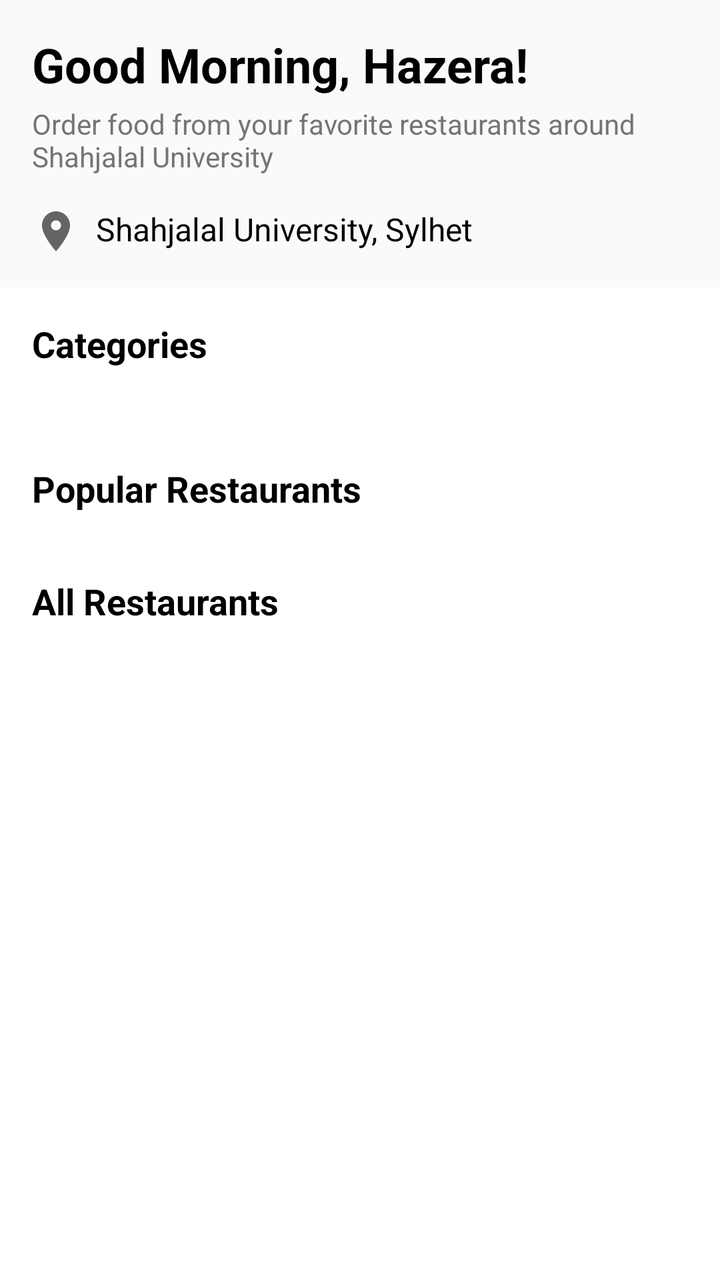
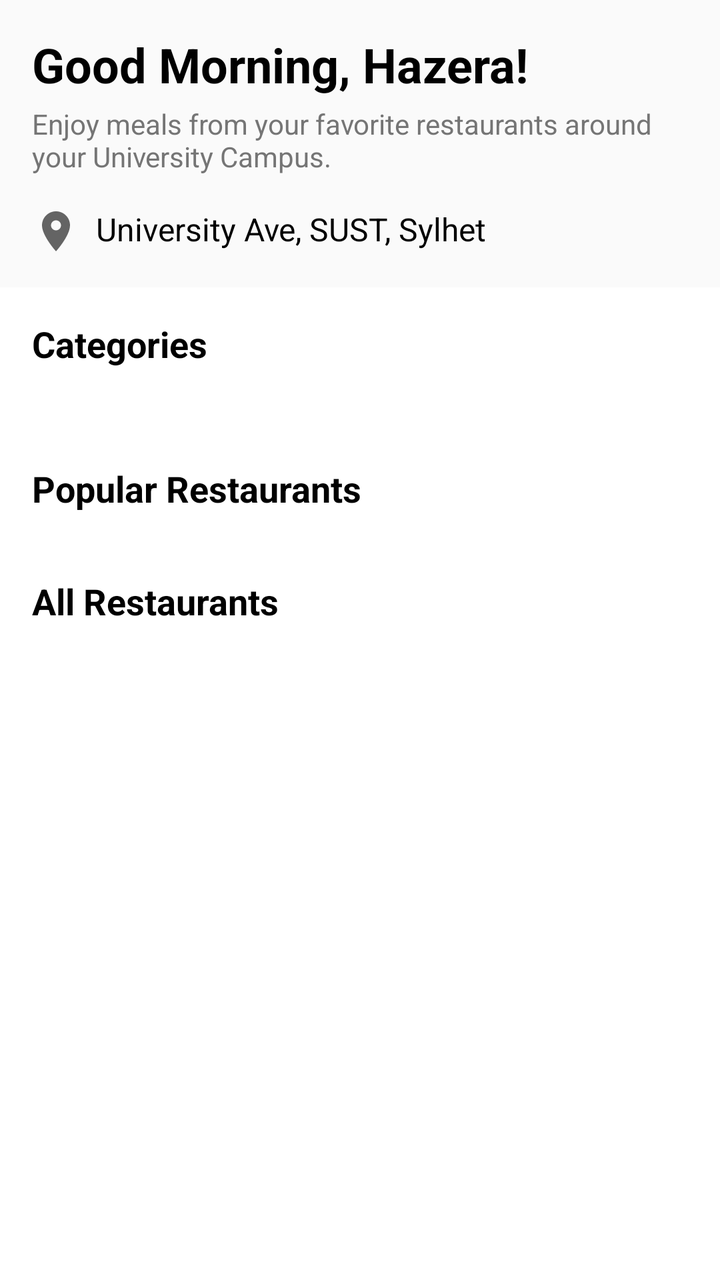

Screens rendered from an Android XML layout before and after an edit, with the pre-edit source and the edit as a unified diff.
<!-- AndroidManifest.xml: application theme Theme.EatNow -->
<!-- res/layout/fragment_home.xml -->
<?xml version="1.0" encoding="utf-8"?>
<androidx.core.widget.NestedScrollView xmlns:android="http://schemas.android.com/apk/res/android"
    xmlns:app="http://schemas.android.com/apk/res-auto"
    xmlns:tools="http://schemas.android.com/tools"
    android:layout_width="match_parent"
    android:layout_height="match_parent"
    android:background="@color/white"
    tools:context=".ui.home.HomeFragment">

    <LinearLayout
        android:layout_width="match_parent"
        android:layout_height="wrap_content"
        android:orientation="vertical">

        
        <LinearLayout
            android:layout_width="match_parent"
            android:layout_height="wrap_content"
            android:orientation="vertical"
            android:padding="16dp"
            android:background="@color/grey_50">

            <TextView
                android:id="@+id/greeting_text"
                android:layout_width="match_parent"
                android:layout_height="wrap_content"
                android:text="Good Morning, Hazera!"
                android:textSize="24sp"
                android:textStyle="bold"
                android:textColor="@color/black"/>

            <TextView
                android:layout_width="match_parent"
                android:layout_height="wrap_content"
                android:text="Order food from your favorite restaurants around Shahjalal University"
                android:textSize="14sp"
                android:textColor="@color/grey_600"
                android:layout_marginTop="4dp"/>

            <TextView
                android:id="@+id/location_text"
                android:layout_width="match_parent"
                android:layout_height="wrap_content"
                android:text="Shahjalal University, Sylhet"
                android:drawableStart="@drawable/ic_location"
                android:drawablePadding="8dp"
                android:textSize="16sp"
                android:textColor="@color/black"
                android:layout_marginTop="16dp"/>
        </LinearLayout>

        
        <TextView
            android:layout_width="match_parent"
            android:layout_height="wrap_content"
            android:text="Categories"
            android:textSize="18sp"
            android:textStyle="bold"
            android:textColor="@color/black"
            android:padding="16dp"/>

        <HorizontalScrollView
            android:layout_width="match_parent"
            android:layout_height="wrap_content"
            android:scrollbars="none">

            <com.google.android.material.chip.ChipGroup
                android:id="@+id/category_chip_group"
                android:layout_width="wrap_content"
                android:layout_height="wrap_content"
                android:padding="8dp"
                app:singleSelection="true"
                app:singleLine="true"/>
        </HorizontalScrollView>

        
        <TextView
            android:layout_width="match_parent"
            android:layout_height="wrap_content"
            android:text="Popular Restaurants"
            android:textSize="18sp"
            android:textStyle="bold"
            android:textColor="@color/black"
            android:padding="16dp"/>

        <androidx.recyclerview.widget.RecyclerView
            android:id="@+id/popular_restaurants_recycler"
            android:layout_width="match_parent"
            android:layout_height="wrap_content"
            android:clipToPadding="false"
            android:paddingStart="8dp"
            android:paddingEnd="8dp"/>

        
        <TextView
            android:layout_width="match_parent"
            android:layout_height="wrap_content"
            android:text="All Restaurants"
            android:textSize="18sp"
            android:textStyle="bold"
            android:textColor="@color/black"
            android:padding="16dp"/>

        <androidx.recyclerview.widget.RecyclerView
            android:id="@+id/all_restaurants_recycler"
            android:layout_width="match_parent"
            android:layout_height="wrap_content"
            android:clipToPadding="false"
            android:padding="8dp"/>

    </LinearLayout>

</androidx.core.widget.NestedScrollView>
<!-- resources referenced by this layout -->
<resources>
  <color name="black">#FF000000</color>
  <color name="grey_50">#FAFAFA</color>
  <color name="grey_600">#757575</color>
  <color name="white">#FFFFFFFF</color>
  <!-- drawable ic_location (drawable) -->
  <vector xmlns:android="http://schemas.android.com/apk/res/android"
      android:width="24dp"
      android:height="24dp"
      android:viewportWidth="24"
      android:viewportHeight="24"
      android:tint="?attr/colorControlNormal">
      <path
          android:fillColor="@android:color/black"
          android:pathData="M12,2C8.13,2 5,5.13 5,9c0,5.25 7,13 7,13s7,-7.75 7,-13c0,-3.87 -3.13,-7 -7,-7zM12,11.5c-1.38,0 -2.5,-1.12 -2.5,-2.5s1.12,-2.5 2.5,-2.5 2.5,1.12 2.5,2.5 -1.12,2.5 -2.5,2.5z"/>
  </vector>
  <style name="Theme.EatNow" parent="Theme.MaterialComponents.DayNight.NoActionBar">
          
          <item name="colorPrimary">@color/purple_500</item>
          <item name="colorPrimaryVariant">@color/purple_700</item>
          <item name="colorOnPrimary">@color/white</item>
          
          <item name="colorSecondary">@color/teal_200</item>
          <item name="colorSecondaryVariant">@color/teal_700</item>
          <item name="colorOnSecondary">@color/black</item>
          
          <item name="android:statusBarColor">?attr/colorPrimaryVariant</item>
          
      </style>
  <color name="purple_500">#FF5353</color>
  <color name="purple_700">#FF5353</color>
  <color name="teal_200">#FF03DAC5</color>
  <color name="teal_700">#FF018786</color>
</resources>

<!-- the commit's change to res/layout/fragment_home.xml (unified diff, before → after) -->
@@ -32,7 +32,7 @@
             <TextView
                 android:layout_width="match_parent"
                 android:layout_height="wrap_content"
-                android:text="Order food from your favorite restaurants around Shahjalal University"
+                android:text="Enjoy meals from your favorite restaurants around your University Campus."
                 android:textSize="14sp"
                 android:textColor="@color/grey_600"
                 android:layout_marginTop="4dp"/>
@@ -41,7 +41,7 @@
                 android:id="@+id/location_text"
                 android:layout_width="match_parent"
                 android:layout_height="wrap_content"
-                android:text="Shahjalal University, Sylhet"
+                android:text="University Ave, SUST, Sylhet"
                 android:drawableStart="@drawable/ic_location"
                 android:drawablePadding="8dp"
                 android:textSize="16sp"
